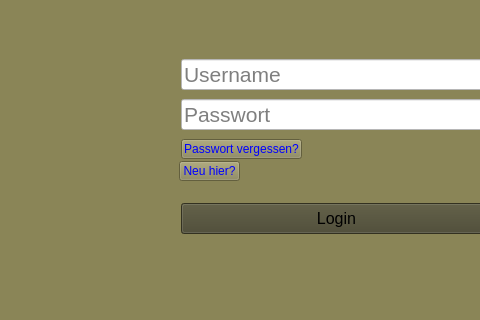
Qt form client_python/gui_prototype/LoginView.ui (DeRocketman/paf-group-f_eTanks) before a commit; both pictures show x 309 to 789 and y 411 to 731 of the 1200 by 850 pixel window.
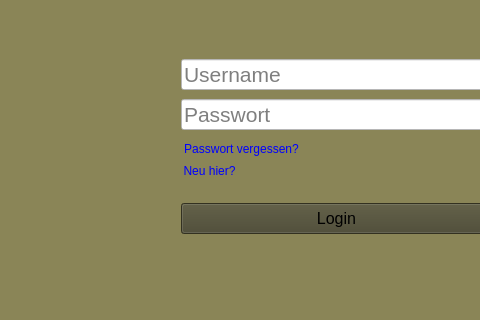
The same form after that commit. Icons and pictures are not drawn.

Commit message: DS: login and small part for http request

Diff of the .ui file:
```diff
--- a/client_python/gui_prototype/LoginView.ui
+++ b/client_python/gui_prototype/LoginView.ui
@@ -158,7 +158,7 @@
     <string>Passwort vergessen?</string>
    </property>
    <property name="flat">
-    <bool>false</bool>
+    <bool>true</bool>
    </property>
   </widget>
   <widget class="QPushButton" name="openUserViewButton">
@@ -183,7 +183,7 @@
     <string>Neu hier?</string>
    </property>
    <property name="flat">
-    <bool>false</bool>
+    <bool>true</bool>
    </property>
   </widget>
   <zorder>label</zorder>
```
The commit also changes 2 other files.
